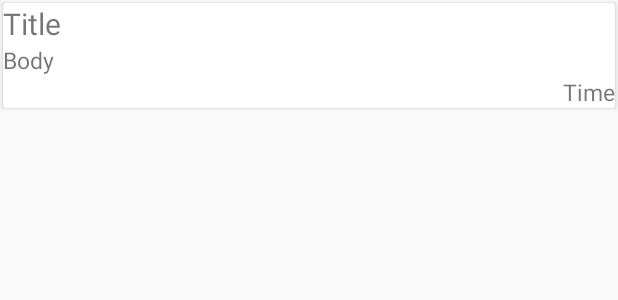
After one commit to seokee33/Hobby, an Android app: the layout board_rv_allboard_item.xml on its own in the app's theme, with its tools: preview values and no code run, on a phone screen of 412 x 824 dp. The commit adds this screen. Shown: the top 300 px of the screen. Run offline under Robolectric (Android 15) with nearby library versions, the phone set to English and light mode, and no system bars.

Commit message:
22.02.15 Board_Menu RecyclerView 추가

```diff
--- /dev/null
+++ b/app/src/main/java/com/seokee/hobby/adapter/recyclerview/Board_Rv_WeekHobby_Adapter.java
@@ -0,0 +1,4 @@
+package com.seokee.hobby.adapter.recyclerview;
+
+public class Board_Rv_WeekHobby_Adapter {
+}
--- /dev/null
+++ b/app/src/main/res/layout/board_rv_allboard_item.xml
@@ -0,0 +1,36 @@
+<?xml version="1.0" encoding="utf-8"?>
+<android.support.v7.widget.CardView xmlns:android="http://schemas.android.com/apk/res/android"
+    android:layout_width="match_parent"
+    android:layout_height="wrap_content"
+    android:orientation="vertical"
+    android:layout_margin="2dp"
+    android:background="@drawable/mainsearch2">
+    <LinearLayout
+        android:layout_width="match_parent"
+        android:layout_height="match_parent"
+        android:orientation="vertical">
+
+        <TextView
+            android:id="@+id/tv_Board_AllBoard_Title"
+            android:layout_width="match_parent"
+            android:layout_height="wrap_content"
+            android:text="Title"
+            android:textSize="20sp" />
+
+        <TextView
+            android:id="@+id/tv_Board_AllBoard_Body"
+            android:layout_width="match_parent"
+            android:layout_height="wrap_content"
+            android:text="Body"
+            android:textSize="15sp" />
+
+        <TextView
+            android:id="@+id/tv_Board_AllBoard_Time"
+            android:layout_width="match_parent"
+            android:layout_height="wrap_content"
+            android:gravity="right"
+            android:text="Time"
+            android:textSize="15sp" />
+    </LinearLayout>
+
+</android.support.v7.widget.CardView>
```
Also changed, not shown: app/src/main/java/com/seokee/hobby/adapter/recyclerview/Board_Rv_AllBoard_Adapter.java (added, +68 -0 lines), app/src/main/java/com/seokee/hobby/adapter/recyclerview/Board_Rv_HotBoard_Adapter.java (added, +68 -0 lines), app/src/main/java/com/seokee/hobby/model/Board_AllBoard_Rv_Model.java (added, +42 -0 lines), app/src/main/java/com/seokee/hobby/model/Board_HotBoard_Rv_Model.java (added, +43 -0 lines), app/src/main/java/com/seokee/hobby/model/Board_WeekHobby_Rv_Model.java (added, +33 -0 lines), app/src/main/java/com/seokee/hobby/view/menu/board/MenuBoard.java (+54 -1 lines), app/src/main/res/layout/board_rv_hotboard_item.xml (added, +36 -0 lines), app/src/main/res/layout/menu_board.xml (+6 -3 lines).
